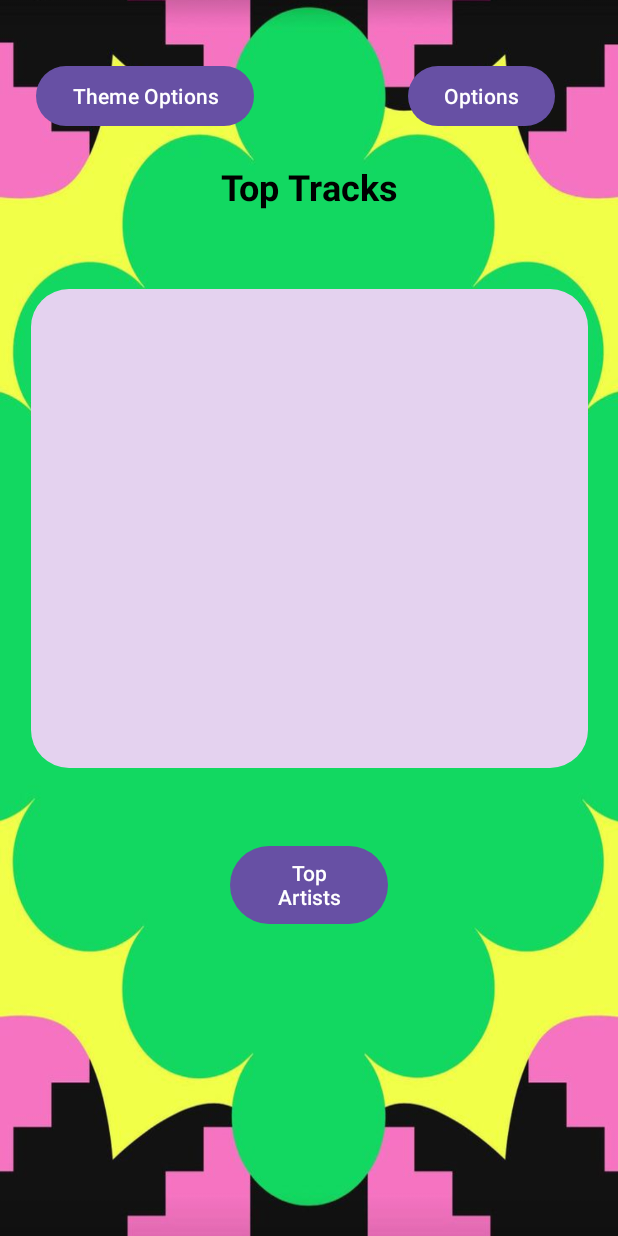
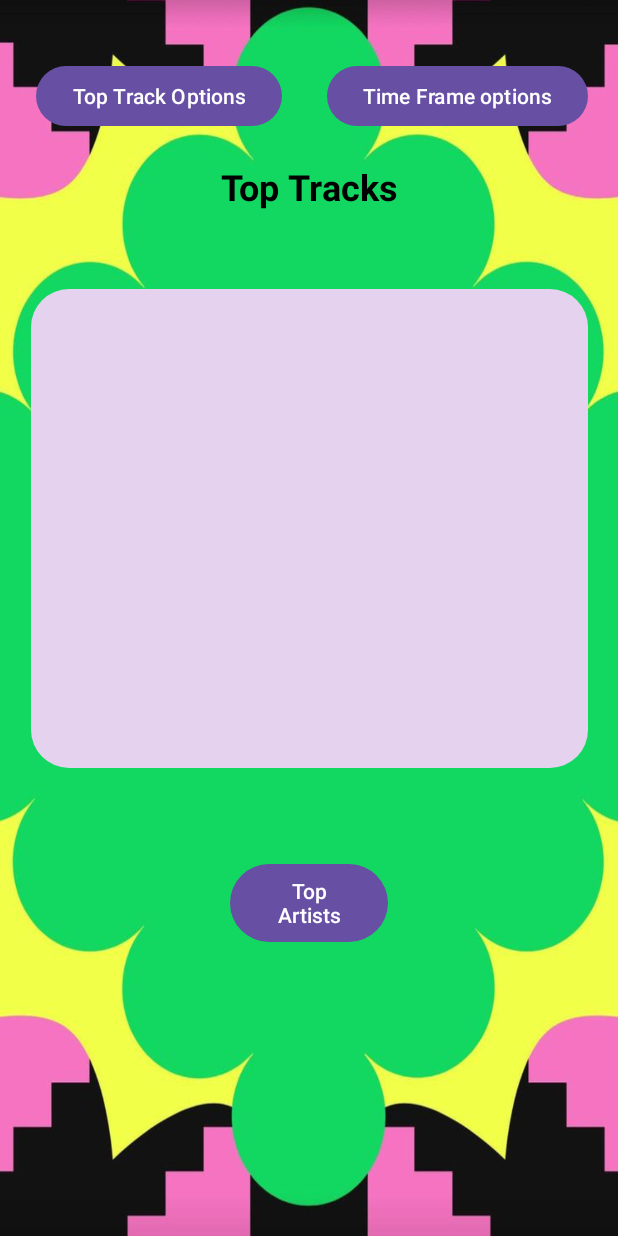
Before and after one commit to JohnN310/Scrollify, an Android app: the SpotifyApiHelperActivitySongs screen opened directly, with no data from a screen before it, on a phone screen of 412 x 824 dp. Run offline under Robolectric (Android 15) with nearby library versions, the phone set to English and light mode, and no system bars; 1 statement that could not run was skipped.

Commit message:
added top 10, 15

```diff
--- a/app/src/main/res/layout/spotify_api_helper_songs.xml
+++ b/app/src/main/res/layout/spotify_api_helper_songs.xml
@@ -41,9 +41,10 @@
         android:id="@+id/optionsButton"
         android:layout_width="wrap_content"
         android:layout_height="wrap_content"
-        android:layout_marginStart="256dp"
         android:layout_marginTop="24dp"
-        android:text="Options"
+        android:text="Time Frame options"
+        app:layout_constraintEnd_toEndOf="parent"
+        app:layout_constraintHorizontal_bias="0.98"
         app:layout_constraintStart_toStartOf="parent"
         app:layout_constraintTop_toTopOf="parent" />
 
@@ -53,7 +54,7 @@
         android:layout_height="wrap_content"
         android:layout_marginStart="8dp"
         android:layout_marginTop="24dp"
-        android:text="Theme Options"
+        android:text="Top Track Options"
         app:layout_constraintStart_toStartOf="parent"
         app:layout_constraintTop_toTopOf="parent" />
 
@@ -61,11 +62,11 @@
         android:id="@+id/recommendationsButton"
         android:layout_width="105dp"
         android:layout_height="60dp"
-        android:layout_marginTop="544dp"
+        android:layout_marginTop="60dp"
         android:onClick="topArtists"
         android:text="Top Artists"
         app:layout_constraintEnd_toEndOf="parent"
         app:layout_constraintStart_toStartOf="parent"
-        app:layout_constraintTop_toTopOf="parent" />
+        app:layout_constraintTop_toBottomOf="@+id/listView" />
 
 </androidx.constraintlayout.widget.ConstraintLayout>
--- a/app/src/main/res/menu/options_2_menu.xml
+++ b/app/src/main/res/menu/options_2_menu.xml
@@ -1,14 +1,12 @@
 <menu xmlns:android="http://schemas.android.com/apk/res/android">
     <item
-        android:id="@+id/menu_spring"
-        android:title="Spring"/>
+        android:id="@+id/top5"
+        android:title="Top 5"/>
     <item
-        android:id="@+id/menu_summer"
-        android:title="Summer"/>
+        android:id="@+id/top10"
+        android:title="Top 10"/>
     <item
-        android:id="@+id/menu_fall"
-        android:title="Fall"/>
-    <item
-        android:id="@+id/menu_winter"
-        android:title="Winter"/>
+        android:id="@+id/top15"
+        android:title="Top 15"/>
+
 </menu>
```
Also changed, not shown: app/src/main/java/com/example/spotifytest/SpotifyApiHelperActivityArtists.java (+6 -10 lines), app/src/main/java/com/example/spotifytest/SpotifyApiHelperActivitySongs.java (+6 -17 lines), app/src/main/res/layout/spotify_api_helper_artists.xml (+4 -3 lines).
